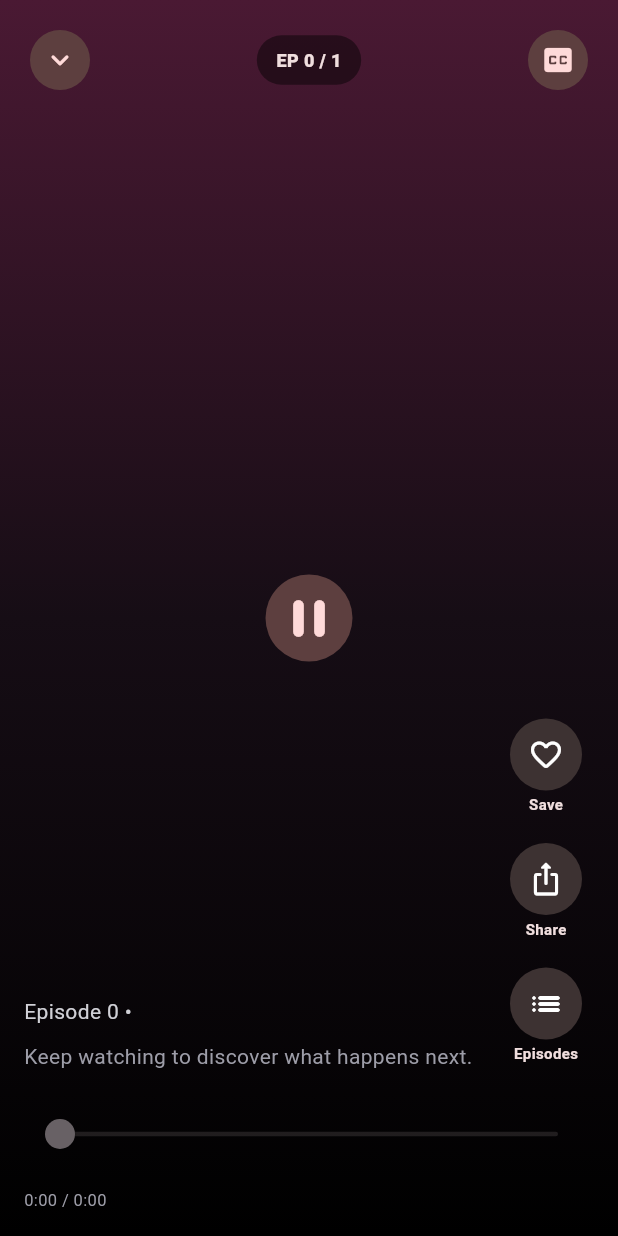
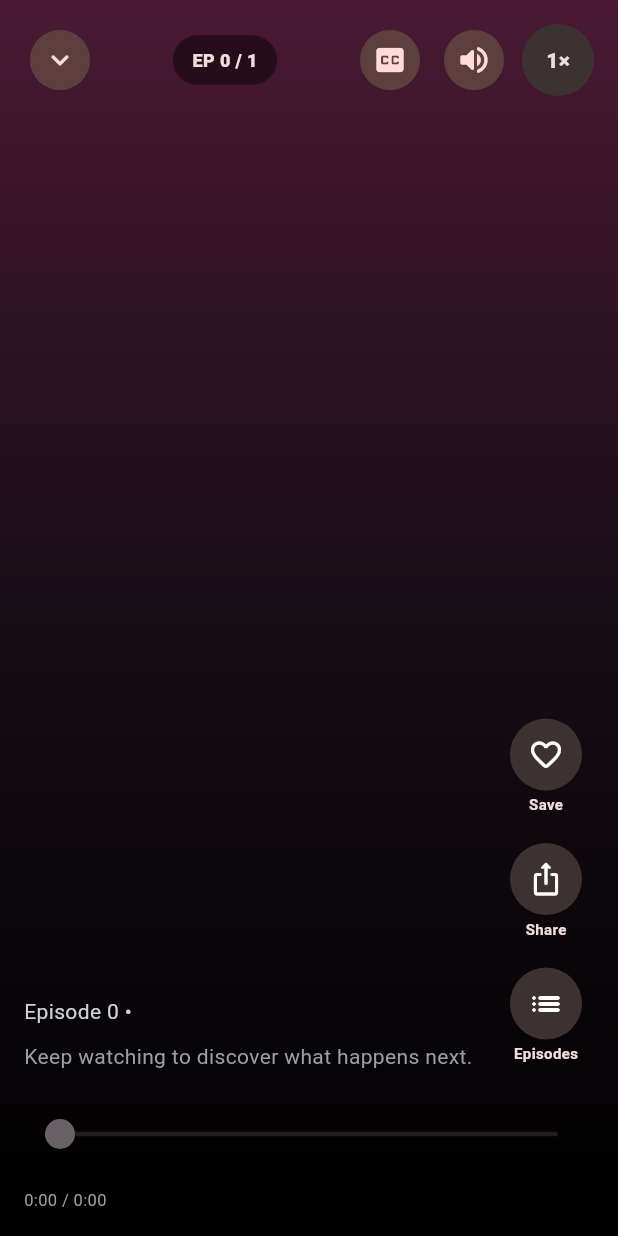
Before and after one commit to Alkapone2001/comboreel, a Flutter app: the EpisodePlayerScreen screen opened directly with empty values, on a phone screen of 412 x 824 dp. Run offline on Flutter 3.47's test engine with Material 3 defaults, Android fonts, the phone set to English and light mode, and no system bars; our stand-ins replace app_links, firebase_core, firebase_messaging, google_mobile_ads, in_app_purchase, share_plus and 2 more; missing offline and left inert: file_selector, in_app_purchase_android, tusc; accounts and stored records are empty.

Commit message:
Polish mobile playback controls

```diff
--- a/lib/features/player/presentation/episode_player_screen.dart
+++ b/lib/features/player/presentation/episode_player_screen.dart
@@ -67,6 +67,8 @@ class _EpisodePlayerScreenState extends State<EpisodePlayerScreen>
   bool _scrubbing = false;
   bool _unlocking = false;
   bool _refreshingSession = false;
+  bool _isMuted = false;
+  double _playbackSpeed = 1;
   String? _error;
   Timer? _sessionRefreshTimer;
   late final List<CatalogueEpisode> _episodes;
@@ -464,6 +466,8 @@ class _EpisodePlayerScreenState extends State<EpisodePlayerScreen>
     if (session != null) _session = session;
     _videoController = controller;
     controller.addListener(_onVideoChanged);
+    await controller.setVolume(_isMuted ? 0 : 1);
+    await controller.setPlaybackSpeed(_playbackSpeed);
     if (shouldPlay) await controller.play();
     if (mounted) {
       setState(() {
@@ -702,6 +706,51 @@ class _EpisodePlayerScreenState extends State<EpisodePlayerScreen>
     if (mounted) setState(() {});
   }
 
+  Future<void> _toggleMuted() async {
+    final next = !_isMuted;
+    final controller = _videoController;
+    if (controller != null && controller.value.isInitialized) {
+      await controller.setVolume(next ? 0 : 1);
+    }
+    if (mounted) setState(() => _isMuted = next);
+  }
+
+  Future<void> _choosePlaybackSpeed() async {
+    final selected = await showModalBottomSheet<double>(
+      context: context,
+      showDragHandle: true,
+      builder: (context) => SafeArea(
+        child: ListView(
+          shrinkWrap: true,
+          padding: const EdgeInsets.only(bottom: 20),
+          children: [
+            const ListTile(
+              title: Text(
+                'Playback speed',
+                style: TextStyle(fontWeight: FontWeight.w800),
+              ),
+            ),
+            for (final speed in const [0.75, 1.0, 1.25, 1.5, 2.0])
+              ListTile(
+                key: ValueKey('playback-speed-$speed'),
+                title: Text(_formatSpeed(speed)),
+                trailing: speed == _playbackSpeed
+                    ? const Icon(Icons.check_rounded)
+                    : null,
+                onTap: () => Navigator.of(context).pop(speed),
+              ),
+          ],
+        ),
+      ),
+    );
+    if (selected == null || selected == _playbackSpeed || !mounted) return;
+    final controller = _videoController;
+    if (controller != null && controller.value.isInitialized) {
+      await controller.setPlaybackSpeed(selected);
+    }
+    if (mounted) setState(() => _playbackSpeed = selected);
+  }
+
   Future<void> _selectSubtitle(SubtitleTrack? track) async {
     Navigator.of(context).pop();
     final hlsUrl = _session?.hlsUrl;
@@ -767,7 +816,11 @@ class _EpisodePlayerScreenState extends State<EpisodePlayerScreen>
     return Scaffold(
       backgroundColor: Colors.black,
       body: GestureDetector(
+        key: const ValueKey('player-surface'),
         behavior: HitTestBehavior.opaque,
+        onTap: _loading || _transitioning || _error != null
+            ? null
+            : () => unawaited(_togglePlayback()),
         onVerticalDragEnd: _handleVerticalDrag,
         child: Stack(
           fit: StackFit.expand,
@@ -794,13 +847,19 @@ class _EpisodePlayerScreenState extends State<EpisodePlayerScreen>
               ),
             if (!_loading && _error == null)
               Center(
-                child: IconButton.filledTonal(
-                  onPressed: _togglePlayback,
-                  iconSize: 42,
-                  icon: Icon(
-                    _isPlaying ? Icons.pause_rounded : Icons.play_arrow_rounded,
+                child: Opacity(
+                  opacity: _isPlaying ? 0 : 1,
+                  alwaysIncludeSemantics: true,
+                  child: IconButton.filledTonal(
+                    onPressed: _togglePlayback,
+                    iconSize: 42,
+                    icon: Icon(
+                      _isPlaying
+                          ? Icons.pause_rounded
+                          : Icons.play_arrow_rounded,
+                    ),
+                    tooltip: _isPlaying ? 'Pause' : 'Play',
                   ),
-                  tooltip: _isPlaying ? 'Pause' : 'Play',
                 ),
               ),
             SafeArea(
@@ -827,6 +886,21 @@ class _EpisodePlayerScreenState extends State<EpisodePlayerScreen>
                           onPressed: _showSubtitles,
                           icon: const Icon(Icons.closed_caption_rounded),
                           tooltip: 'Subtitles',
+                        ),
+                        const SizedBox(width: 8),
+                        IconButton.filledTonal(
+                          onPressed: () => unawaited(_toggleMuted()),
+                          icon: Icon(
+                            _isMuted
+                                ? Icons.volume_off_rounded
+                                : Icons.volume_up_rounded,
+                          ),
+                          tooltip: _isMuted ? 'Unmute' : 'Mute',
+                        ),
+                        const SizedBox(width: 8),
+                        _PlaybackSpeedButton(
+                          speed: _playbackSpeed,
+                          onTap: () => unawaited(_choosePlaybackSpeed()),
                         ),
                       ],
                     ),
@@ -984,12 +1058,49 @@ class _EpisodePlayerScreenState extends State<EpisodePlayerScreen>
   String _formatDuration(int seconds) =>
       '${seconds ~/ 60}:${(seconds % 60).toString().padLeft(2, '0')}';
 
+  String _formatSpeed(double speed) =>
+      '${speed.toStringAsFixed(speed.truncateToDouble() == speed ? 0 : 2).replaceFirst(RegExp(r'0$'), '')}×';
+
   int get _effectiveDurationSeconds => _effectiveDurationSecondsFor(_episode);
 
   int _effectiveDurationSecondsFor(CatalogueEpisode episode) =>
       _session?.clipDuration?.inSeconds ??
       _videoController?.value.duration.inSeconds ??
       episode.durationSeconds;
+}
+
+class _PlaybackSpeedButton extends StatelessWidget {
+  const _PlaybackSpeedButton({required this.speed, required this.onTap});
+
+  final double speed;
+  final VoidCallback onTap;
+
+  @override
+  Widget build(BuildContext context) => Tooltip(
+    message: 'Playback speed',
+    child: Semantics(
+      button: true,
+      label: 'Playback speed $speed times',
+      child: InkWell(
+        onTap: onTap,
+        borderRadius: BorderRadius.circular(99),
+        child: Container(
+          constraints: const BoxConstraints(minWidth: 48, minHeight: 48),
+          alignment: Alignment.center,
+          decoration: BoxDecoration(
+            color: Theme.of(context).colorScheme.surfaceContainerHighest,
+            shape: BoxShape.circle,
+          ),
+          child: ExcludeSemantics(
+            child: Text(
+              '${speed.toStringAsFixed(speed == speed.roundToDouble() ? 0 : 2).replaceFirst(RegExp(r'0$'), '')}×',
+              style: const TextStyle(fontWeight: FontWeight.w800),
+            ),
+          ),
+        ),
+      ),
+    ),
+  );
 }
 
 class _VideoSurface extends StatelessWidget {
```
Also changed, not shown: 2 other files.
